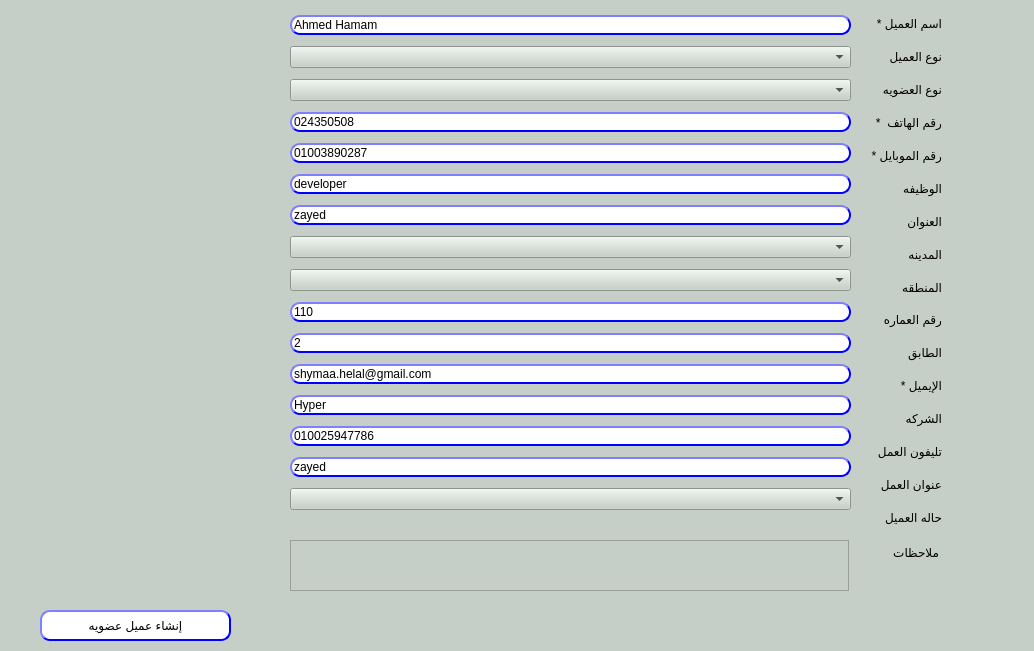
shymaa123456/HyperPOS2020, file presentation/loyalty_ui/createCustomer.ui: the form before one commit.
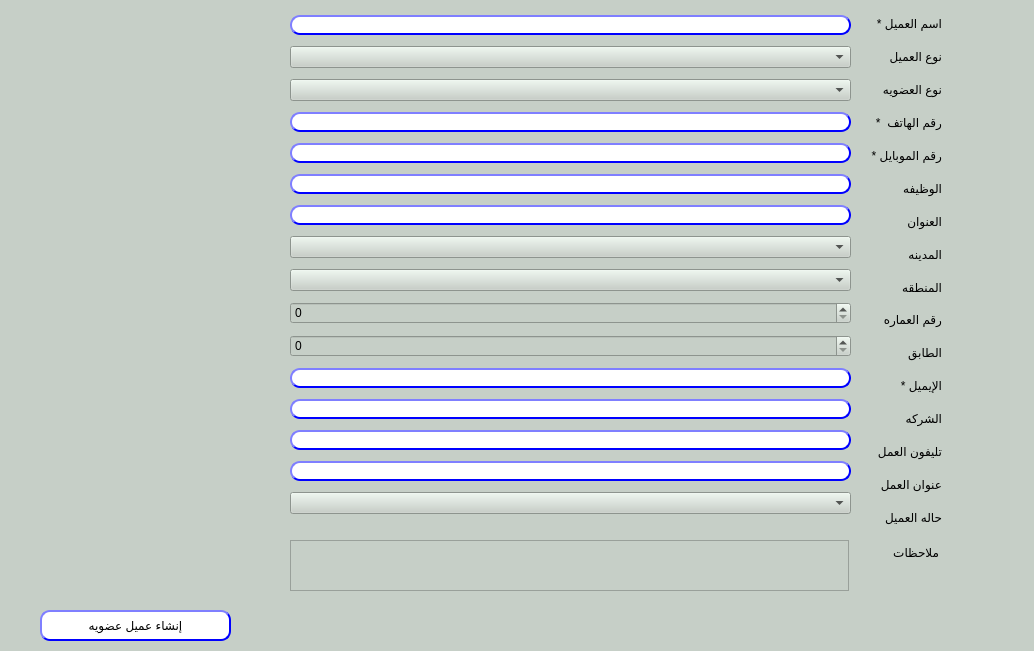
The form after the commit.

Commit message: resolve comments of customer

```diff
--- a/presentation/loyalty_ui/createCustomer.ui
+++ b/presentation/loyalty_ui/createCustomer.ui
@@ -177,7 +177,7 @@
                                     </string>
       </property>
       <property name="text">
-       <string>Ahmed Hamam</string>
+       <string/>
       </property>
      </widget>
     </item>
@@ -215,7 +215,7 @@
                             </string>
       </property>
       <property name="text">
-       <string>024350508</string>
+       <string/>
       </property>
      </widget>
     </item>
@@ -247,7 +247,7 @@
                             </string>
       </property>
       <property name="text">
-       <string>01003890287</string>
+       <string/>
       </property>
      </widget>
     </item>
@@ -278,7 +278,7 @@
                                     </string>
       </property>
       <property name="text">
-       <string>developer</string>
+       <string/>
       </property>
      </widget>
     </item>
@@ -310,7 +310,7 @@
                             </string>
       </property>
       <property name="text">
-       <string>zayed</string>
+       <string/>
       </property>
      </widget>
     </item>
@@ -329,64 +329,16 @@
      </widget>
     </item>
     <item>
-     <widget class="QLineEdit" name="LE_building">
-      <property name="styleSheet">
-       <string notr="true">QLineEdit{
-                                        background-color: white;
-                                        border-style: outset;
-                                        border-width: 2px;
-                                        border-radius: 10px;
-                                        border-color: blue;
-                                        min-width: 6em;
-                                        }
-                                        QLineEdit:hover {
-                                        background: qradialgradient(
-                                        cx: 0.3, cy: -0.4, fx: 0.3, fy: -0.4,
-                                        radius: 1.35, stop: 0 #fff, stop: 1 #bbb
-                                        );
-                                        }
-                                       QLineEdit:pressed {
-                                        border-style: inset;
-                                        background: qradialgradient(
-                                        cx: 0.4, cy: -0.1, fx: 0.4, fy: -0.1,
-                                        radius: 1.35, stop: 0 #fff, stop: 1 #ddd
-                                        );
-                                        }
-                                    </string>
-      </property>
-      <property name="text">
-       <string>110</string>
+     <widget class="QSpinBox" name="LE_building">
+      <property name="maximum">
+       <number>99999</number>
       </property>
      </widget>
     </item>
     <item>
-     <widget class="QLineEdit" name="LE_floor">
-      <property name="styleSheet">
-       <string notr="true">QLineEdit{
-                                        background-color: white;
-                                        border-style: outset;
-                                        border-width: 2px;
-                                        border-radius: 10px;
-                                        border-color: blue;
-                                        min-width: 6em;
-                                        }
-                                        QLineEdit:hover {
-                                        background: qradialgradient(
-                                        cx: 0.3, cy: -0.4, fx: 0.3, fy: -0.4,
-                                        radius: 1.35, stop: 0 #fff, stop: 1 #bbb
-                                        );
-                                        }
-                                       QLineEdit:pressed {
-                                        border-style: inset;
-                                        background: qradialgradient(
-                                        cx: 0.4, cy: -0.1, fx: 0.4, fy: -0.1,
-                                        radius: 1.35, stop: 0 #fff, stop: 1 #ddd
-                                        );
-                                        }
-                                    </string>
-      </property>
-      <property name="text">
-       <string>2</string>
+     <widget class="QSpinBox" name="LE_floor">
+      <property name="maximum">
+       <number>999</number>
       </property>
      </widget>
     </item>
@@ -417,7 +369,7 @@
                                     </string>
       </property>
       <property name="text">
-       <string>shymaa.helal@gmail.com</string>
+       <string/>
       </property>
      </widget>
     </item>
@@ -449,7 +401,7 @@
                             </string>
       </property>
       <property name="text">
-       <string>Hyper</string>
+       <string/>
       </property>
      </widget>
     </item>
@@ -481,7 +433,7 @@
                             </string>
       </property>
       <property name="text">
-       <string>010025947786</string>
+       <string/>
       </property>
      </widget>
     </item>
@@ -513,7 +465,7 @@
                             </string>
       </property>
       <property name="text">
-       <string>zayed</string>
+       <string/>
       </property>
      </widget>
     </item>
```
Left out of the diff: 4 changed lines with no effect on the pictures. The commit also changes 1 other file.
